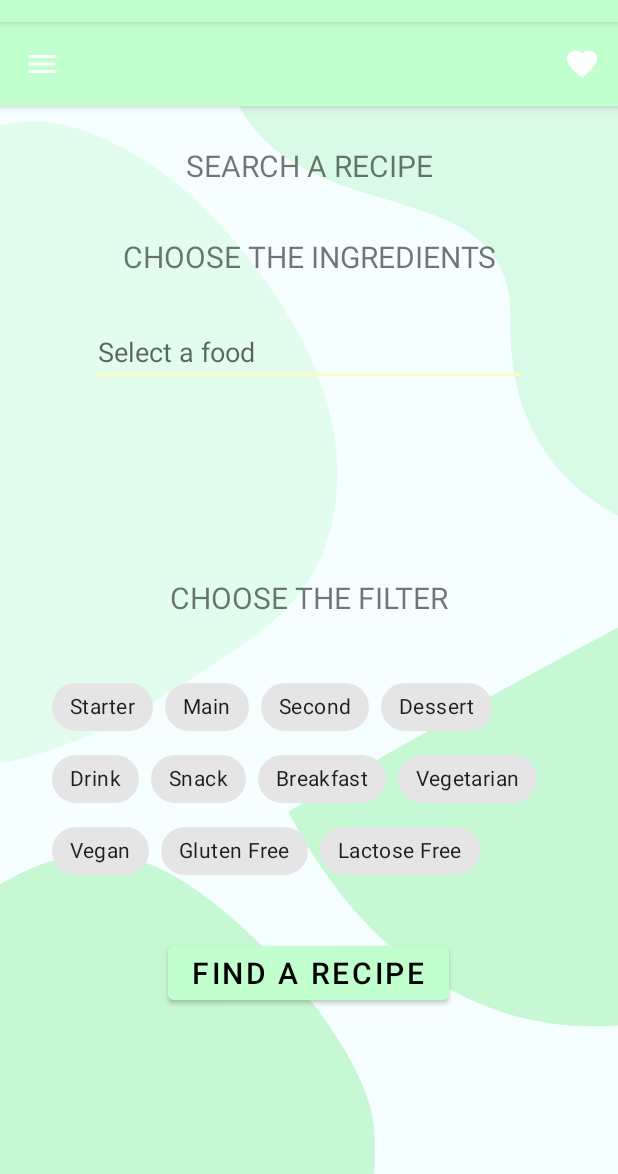
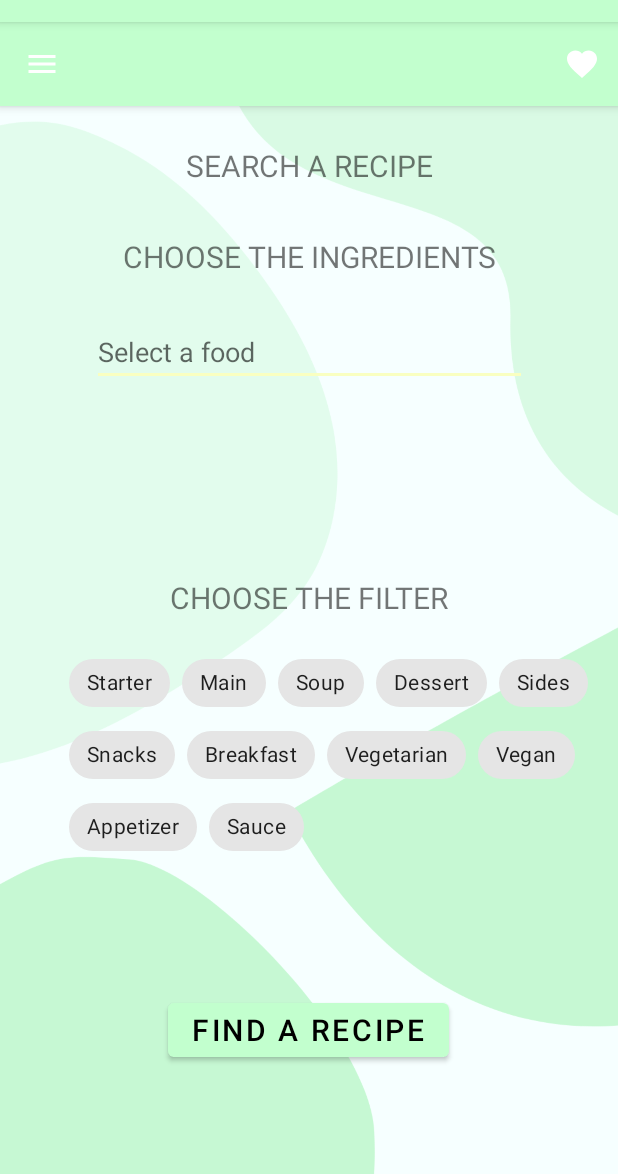
Before and after one commit to elisasimoni/Leftovers_Mobile, an Android app: the RecipeCreatorActivity screen opened directly, with no data from a screen before it, on a phone screen of 412 x 824 dp, the part 62-1236 px from its top. Run offline under Robolectric (Android 15) with nearby library versions, the phone set to English and light mode, and no system bars; our stand-ins replace Room's generated code; Roboto replaces fonts that are not available here.

Commit message:
fix database definitly and fix query with typeconverter in Converters.kt. Add card view for each recipe but should fix some graphics

```diff
--- a/app/src/main/java/com/example/leftovers/Food.kt
+++ b/app/src/main/java/com/example/leftovers/Food.kt
@@ -5,7 +5,7 @@ import androidx.room.Entity
 import androidx.room.PrimaryKey
 @Entity
 data class Food(
-    @PrimaryKey val uid: Int,
+    @PrimaryKey(autoGenerate = true) val uid: Int,
     @ColumnInfo(name = "Name") val name: String?,
     @ColumnInfo(name = "Name_scientific") val nameScientific: String?,
     @ColumnInfo(name = "Description") val description: String?,
--- a/app/src/main/java/com/example/leftovers/Recipe.kt
+++ b/app/src/main/java/com/example/leftovers/Recipe.kt
@@ -5,7 +5,6 @@ import androidx.room.PrimaryKey
 @Entity
 data class Recipe(
     @PrimaryKey val uid: Int,
-    @ColumnInfo(name = "ID") val id: Int,
     @ColumnInfo(name = "Name") val name: String?,
     @ColumnInfo(name = "Source") val source: String?,
     @ColumnInfo(name = "Servings") val serving: String?,
@@ -18,8 +17,7 @@ data class Recipe(
     @ColumnInfo(name = "Sugar") val sugar: String?,
     @ColumnInfo(name = "Protein") val protein: String?,
     @ColumnInfo(name = "Instruction") val instruction: String?,
-    @ColumnInfo(name = "Ingredients") val ingredients: String?,
-    @ColumnInfo(name = "Tags") val tags: String?
-
+    @ColumnInfo(name = "Ingredients") val ingredients: ArrayList<String>,
+    @ColumnInfo(name = "Tags") val tags: ArrayList<String>?
 
     )
--- a/app/src/main/java/com/example/leftovers/RecipeCreatorActivity.kt
+++ b/app/src/main/java/com/example/leftovers/RecipeCreatorActivity.kt
@@ -20,6 +20,7 @@ import org.json.JSONArray
 
 class RecipeCreatorActivity : AppCompatActivity() {
     lateinit var foodDAO: FoodDAO
+    val a = "%"
     var foodListRecipe = arrayListOf<String>()
     private var filterListRecipe = arrayListOf<String>()
     var filter = arrayListOf<String>()
@@ -39,15 +40,15 @@ class RecipeCreatorActivity : AppCompatActivity() {
         catchIngredients()
         catchFilters("Starter")
         catchFilters("Main")
-        catchFilters("Second")
+        catchFilters("Soup")
         catchFilters("Dessert")
-        catchFilters("Drink")
-        catchFilters("Snack")
+        catchFilters("Sides")
+        catchFilters("Snacks")
         catchFilters("Breakfast")
         catchFilters("Vegetarian")
         catchFilters("Vegan")
-        catchFilters("Gluten Free")
-        catchFilters("Lactose Free")
+        catchFilters("Appetizer")
+        catchFilters("Sauce")
 
         val findBtn = findViewById<Button>(R.id.findRecipe)
 
@@ -65,8 +66,6 @@ class RecipeCreatorActivity : AppCompatActivity() {
     }
 
 
-
-
     private fun catchIngredients() {
 
         val autoCompleteTextView = findViewById<AutoCompleteTextView>(R.id.dropdown_menu)
@@ -76,7 +75,7 @@ class RecipeCreatorActivity : AppCompatActivity() {
 
                 autoCompleteTextView.setText("")
                 chipFood(selection)
-                foodListRecipe.add(selection)
+                foodListRecipe.add(a.plus(selection).plus(a))
                 Log.i("FoodSelected.", selection)
 
             }
@@ -89,9 +88,9 @@ class RecipeCreatorActivity : AppCompatActivity() {
         chip.isCheckable = true
         chip.setOnCheckedChangeListener { buttonView, isChecked ->
             if(isChecked){
-                filterListRecipe.add(filter)
+                filterListRecipe.add(a.plus(filter).plus(a))
             }else{
-                filterListRecipe.remove(filter)
+                filterListRecipe.remove(a.plus(filter).plus(a))
             }
 
             Log.i("FilterSelected.", filterListRecipe.toString())
@@ -109,7 +108,7 @@ class RecipeCreatorActivity : AppCompatActivity() {
             // Smoothly remove chip from chip group
             TransitionManager.beginDelayedTransition(chipGroup)
             chipGroup.removeView(chip)
-            foodListRecipe.remove(food)
+            foodListRecipe.remove(a.plus(food).plus(a))
             Log.i("FoodList", foodListRecipe.toString())
         }
         chipGroup.addView(chip)
--- a/app/src/main/java/com/example/leftovers/User.kt
+++ b/app/src/main/java/com/example/leftovers/User.kt
@@ -7,7 +7,7 @@ import java.lang.reflect.Constructor
 @Entity
 data class User(
 
-    @PrimaryKey val uid: Int,
+    @PrimaryKey(autoGenerate = true) val uid: Int,
     @ColumnInfo(name = "Full_name") var fullName: String?,
     @ColumnInfo(name = "Email") val email: String?,
     @ColumnInfo(name = "Password") val password: String?,
--- a/app/src/main/java/com/example/leftovers/database/AppDatabase.kt
+++ b/app/src/main/java/com/example/leftovers/database/AppDatabase.kt
@@ -1,17 +1,14 @@
 package com.example.leftovers
 
 import android.content.Context
-import androidx.room.AutoMigration
-import androidx.room.Database
-import androidx.room.Room
-import androidx.room.RoomDatabase
+import androidx.room.*
 import com.example.leftovers.database.FoodDAO
 import com.example.leftovers.database.RecipeDAO
 import com.example.leftovers.database.UserDAO
 
 
-@Database(entities = [User::class, Food::class, Recipe::class], version = 4, exportSchema = false)
-
+@Database(entities = [User::class, Food::class, Recipe::class], version = 5, exportSchema = false)
+@TypeConverters(Converters::class)
 abstract  class AppDatabase : RoomDatabase(){
 
     abstract fun userDao(): UserDAO
--- a/app/src/main/java/com/example/leftovers/database/RecipeDAO.kt
+++ b/app/src/main/java/com/example/leftovers/database/RecipeDAO.kt
@@ -1,6 +1,7 @@
 package com.example.leftovers.database
 
 
+import androidx.lifecycle.LiveData
 import androidx.room.Dao
 import androidx.room.Insert
 import androidx.room.OnConflictStrategy
@@ -16,17 +17,11 @@ interface RecipeDAO {
     @Query("SELECT * FROM Recipe")
     fun getAllRecipes(): List<Recipe>
 
-    @Query("SELECT * FROM Recipe WHERE Tags = :tags")
-    fun getRecipeByTags(tags: String?): Recipe
+    @Query("SELECT * FROM Recipe WHERE Tags LIKE :tags AND Ingredients LIKE :ingredients")
+    fun getRecipeByTags(tags: ArrayList<String>, ingredients:ArrayList<String>): List<Recipe>
 
-    @Query("SELECT Tags FROM Recipe WHERE ID = :id")
-    fun getAllTags(id: Int): List<String>
 
-    @Query("SELECT Ingredients FROM Recipe WHERE ID = :id")
-    fun getAllIngredients(id: Int): List<String>
 
-    @Query("SELECT * FROM Recipe WHERE ID = :id")
-    fun getRecipeById(id: Int): Recipe
 
 
 
--- a/app/src/main/res/layout/activity_recipe.xml
+++ b/app/src/main/res/layout/activity_recipe.xml
@@ -20,6 +20,9 @@
         app:navigationIcon="@drawable/ic_menu_24dp"
         app:title="@string/page_title" />
 
+
+
+
         <TextView
             android:id="@+id/chooseIn2"
             android:layout_width="263dp"
@@ -35,12 +38,12 @@
 
     <com.google.android.material.chip.ChipGroup
         android:id="@+id/chipGroupFilter"
-        android:layout_width="342dp"
-        android:layout_height="157dp"
-        android:layout_marginTop="32dp"
+        android:layout_width="366dp"
+        android:layout_height="211dp"
+        android:layout_marginTop="16dp"
         android:foregroundGravity="center"
         app:layout_constraintEnd_toEndOf="parent"
-        app:layout_constraintHorizontal_bias="0.492"
+        app:layout_constraintHorizontal_bias="1.0"
         app:layout_constraintStart_toStartOf="parent"
         app:layout_constraintTop_toBottomOf="@+id/searchreci2">
 
@@ -88,7 +91,6 @@
             app:layout_constraintStart_toStartOf="parent"
             app:layout_constraintTop_toBottomOf="@+id/searchreci" />
 
-
     <com.google.android.material.chip.ChipGroup
             android:id="@+id/chipGroupFood"
             android:layout_width="350dp"
@@ -100,7 +102,10 @@
             app:layout_constraintStart_toStartOf="parent"
             app:layout_constraintTop_toBottomOf="@+id/dropdown_menu">
 
+
     </com.google.android.material.chip.ChipGroup>
+
+
 
         <Button
             android:id="@+id/findRecipe"
@@ -109,11 +114,12 @@
             android:layout_marginTop="20dp"
             android:text="Find a recipe"
             android:textAllCaps="true"
+            android:textColor="@color/black"
             android:textSize="20sp"
-        android:textColor="@color/black"
             app:layout_constraintEnd_toEndOf="parent"
             app:layout_constraintHorizontal_bias="0.498"
             app:layout_constraintStart_toStartOf="parent"
             app:layout_constraintTop_toBottomOf="@+id/chipGroupFilter" />
 
+
 </androidx.constraintlayout.widget.ConstraintLayout>
--- a/app/src/main/res/values-night/themes.xml
+++ b/app/src/main/res/values-night/themes.xml
@@ -2,15 +2,19 @@
     <!-- Base application theme. -->
     <style name="Theme.Leftovers" parent="Theme.MaterialComponents.DayNight.DarkActionBar">
         <!-- Primary brand color. -->
-        <item name="colorPrimary">@color/purple_200</item>
+        <item name="colorPrimary">@color/purple_500</item>
         <item name="colorPrimaryVariant">@color/purple_700</item>
-        <item name="colorOnPrimary">@color/black</item>
+        <item name="colorOnPrimary">@color/white</item>
         <!-- Secondary brand color. -->
         <item name="colorSecondary">@color/teal_200</item>
-        <item name="colorSecondaryVariant">@color/teal_200</item>
+        <item name="colorSecondaryVariant">@color/teal_700</item>
         <item name="colorOnSecondary">@color/black</item>
         <!-- Status bar color. -->
         <item name="android:statusBarColor" tools:targetApi="l">?attr/colorPrimaryVariant</item>
         <!-- Customize your theme here. -->
     </style>
+
+    <style name="SplashTheme" parent="Theme.AppCompat.NoActionBar">
+        <item name="android:windowBackground">@drawable/splash_theme</item>
+    </style>
 </resources>
```
Also changed, not shown: app/src/main/java/com/example/leftovers/Converters.kt (added, +19 -0 lines), app/src/main/java/com/example/leftovers/RecipeDetailActivity.kt (+18 -79 lines), app/src/main/java/com/example/leftovers/SpecificRecipe.kt (added, +12 -0 lines), app/src/main/java/com/example/leftovers/SplashActivity.kt (+28 -3 lines), app/src/main/res/layout/activity_recipe_detail.xml (+18 -11 lines), app/src/main/res/layout/default_card.xml (added, +48 -0 lines). Lines whose indentation alone changed are shown as unchanged.
